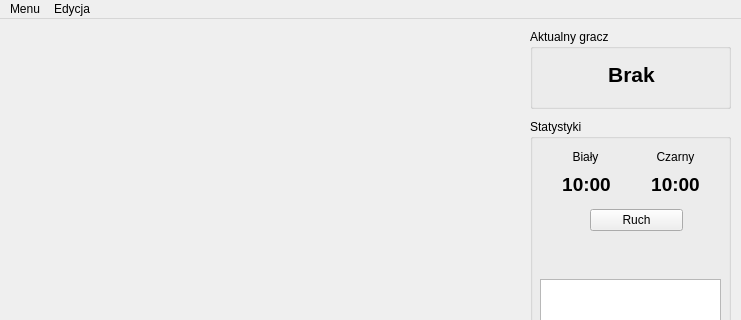
Old version of the form ui/mainwindow.ui in the repository hun7err/Chess; both pictures show x 0 to 741 and y 0 to 320 of the 741 by 575 pixel window.
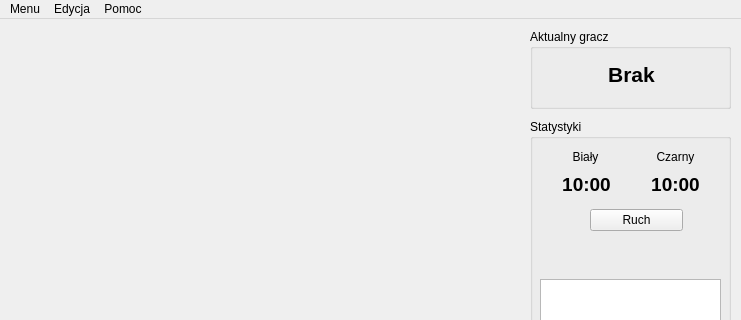
New version of the form.

```diff
--- a/ui/mainwindow.ui
+++ b/ui/mainwindow.ui
@@ -186,7 +186,7 @@
      <x>0</x>
      <y>0</y>
      <width>741</width>
-     <height>24</height>
+     <height>25</height>
     </rect>
    </property>
    <property name="defaultUp">
@@ -205,8 +205,15 @@
     </property>
     <addaction name="actionCofnij"/>
    </widget>
+   <widget class="QMenu" name="menuPomoc">
+    <property name="title">
+     <string>Pomoc</string>
+    </property>
+    <addaction name="actionO_programie"/>
+   </widget>
    <addaction name="menuPlik"/>
    <addaction name="menuEdycja"/>
+   <addaction name="menuPomoc"/>
   </widget>
   <widget class="QStatusBar" name="statusBar"/>
   <action name="actionWyjd">
```
Left out of the diff: 5 changed lines with no effect on the pictures.
